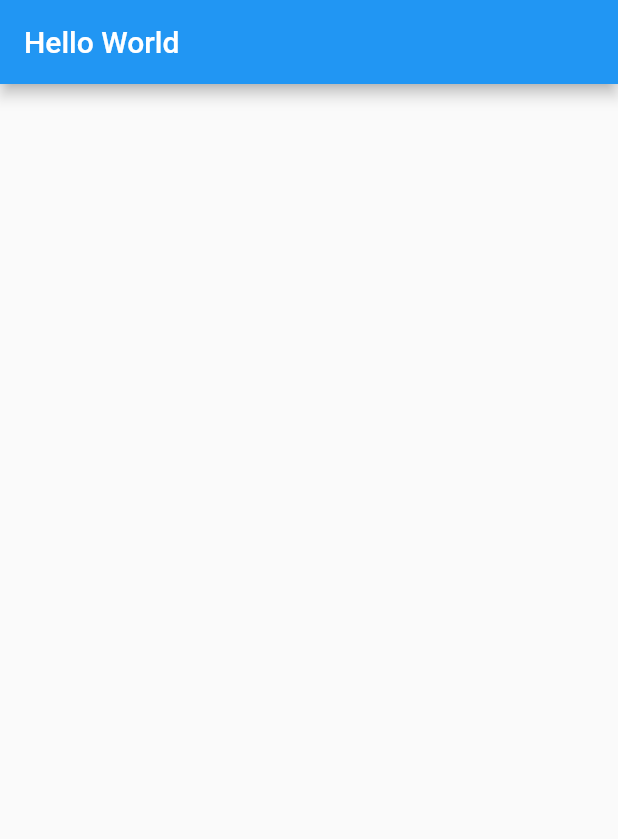
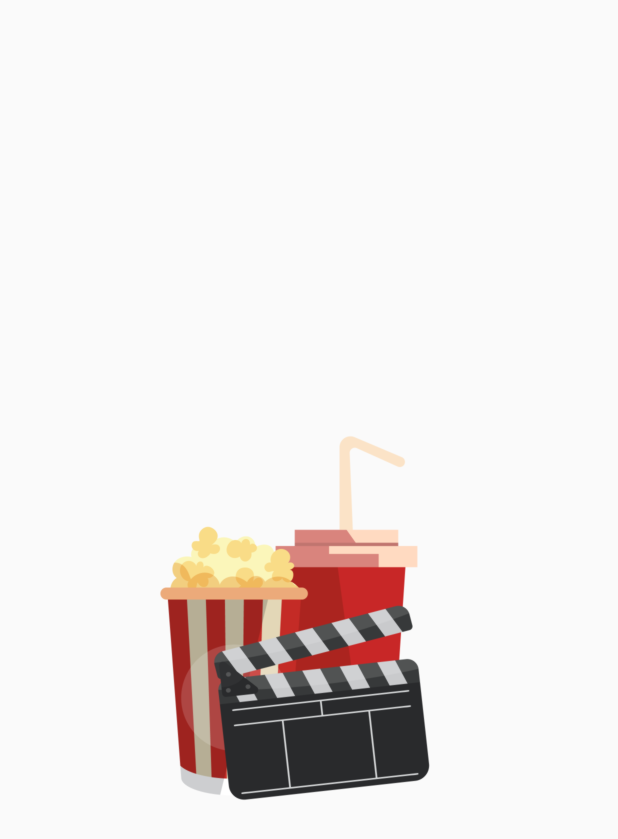
Before and after one commit to IvanZeroi96/the_movie_app, a Flutter app: the screen it shows after launch, on a phone screen of 412 x 824 dp. Shown: the top 839 px of the screen. Run offline on Flutter 3.47's test engine with Material 2 defaults, Android fonts, the phone set to English and light mode, and no system bars; our stand-ins replace get.

Commit message:
Dark Theme and edith SplashPage

```diff
--- a/lib/main.dart
+++ b/lib/main.dart
@@ -16,9 +16,15 @@ class MyApp extends StatelessWidget {
   Widget build(BuildContext context) {
     return GetMaterialApp(
       title: 'TheMovieApp',
+      debugShowCheckedModeBanner: false,
       theme: ThemeData(
         primarySwatch: Colors.blue,
+        brightness: Brightness.light,
       ),
+      darkTheme: ThemeData(
+        brightness: Brightness.dark,
+      ),
+      themeMode: ThemeMode.system,
       localizationsDelegates: const [
         GlobalMaterialLocalizations.delegate,
         GlobalWidgetsLocalizations.delegate,
--- a/lib/pages/splash_page.dart
+++ b/lib/pages/splash_page.dart
@@ -1,6 +1,7 @@
 
 import 'package:flutter/material.dart';
-import 'package:the_movie_app/l10n/l10n.dart';
+import 'package:get/get.dart';
+import 'package:the_movie_app/controllers/splash_controller.dart';
 
 class SplashPage extends StatelessWidget{
   const SplashPage({super.key});
@@ -8,10 +9,15 @@ class SplashPage extends StatelessWidget{
   @override
   Widget build(BuildContext context) {
     // TODO: implement build
-    return Scaffold(
-      appBar: AppBar(
-        title: Text(Localizationes.of(context)!.hello),
-      ),
+    return GetBuilder<SplashController>(
+      init: SplashController(),
+      builder: (_) {
+        return Scaffold(
+          body: Center(
+            child: Image.asset('assets/images/logo_1.png',scale: 6),
+          ),
+        );
+      }
     );
   }
 }
--- a/pubspec.yaml
+++ b/pubspec.yaml
@@ -62,9 +62,9 @@ flutter:
   uses-material-design: true
 
   # To add assets to your application, add an assets section, like this:
-  # assets:
-  #   - images/a_dot_burr.jpeg
-  #   - images/a_dot_ham.jpeg
+  assets:
+    - assets/images/logo.png
+    - assets/images/logo_1.png
 
   # An image asset can refer to one or more resolution-specific "variants", see
   # https://flutter.dev/assets-and-images/#resolution-aware
```
Also changed, not shown: lib/controllers/splash_controller.dart (+15 -1 lines), assets/images/logo.png (added), assets/images/logo_1.png (added).
